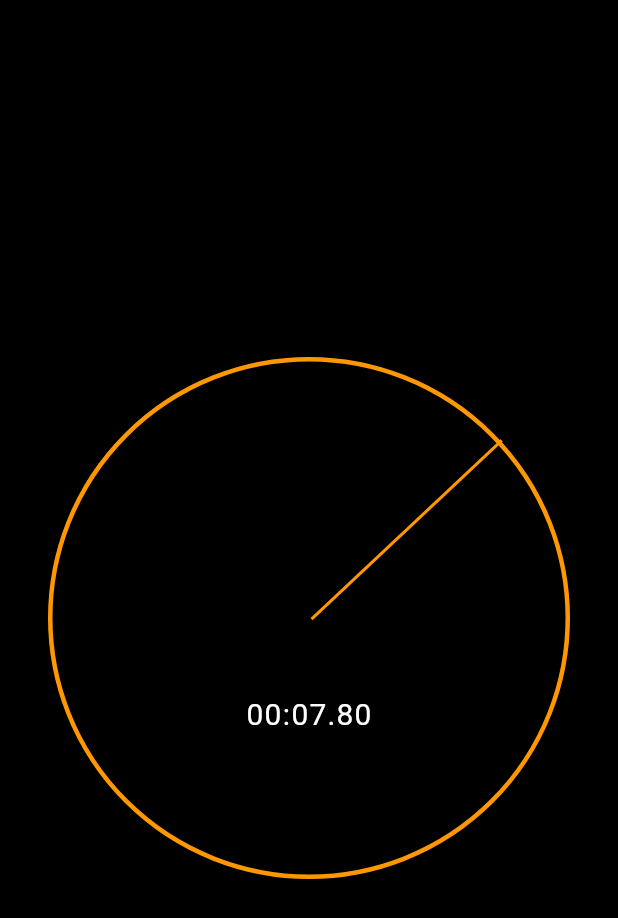
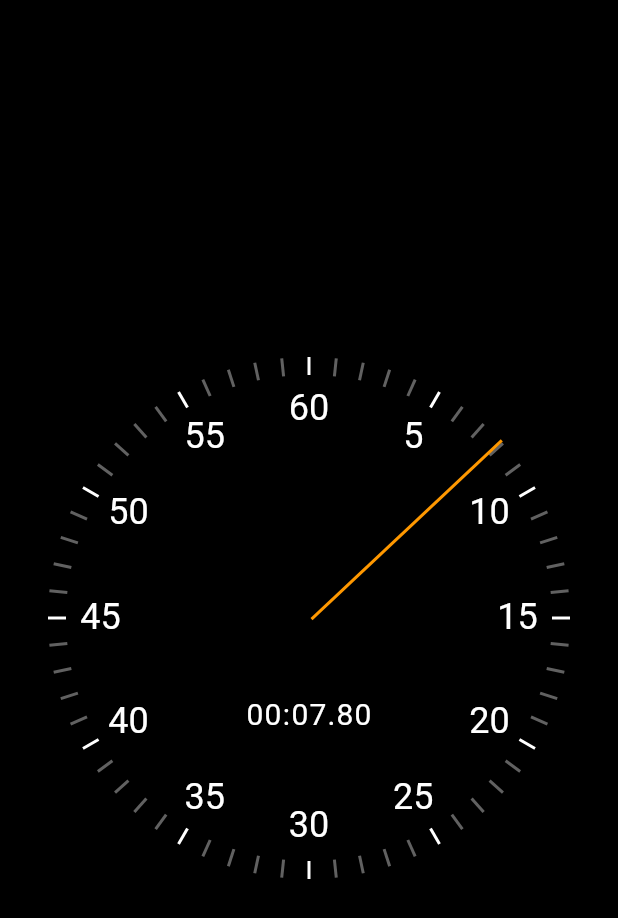
Before and after one commit to Biplab-Dutta/stopwatch_flutter, a Flutter app: the screen it shows after launch, on a phone screen of 412 x 824 dp. Shown: the top 918 px of the screen. Run offline on Flutter 3.47's test engine with Material 2 defaults, Android fonts, the phone set to English and light mode, and no system bars.

Commit message:
feat: add clock markers

```diff
--- /dev/null
+++ b/lib/ui/clock_markers.dart
@@ -0,0 +1,65 @@
+import 'dart:math';
+
+import 'package:flutter/material.dart';
+
+class ClockSecondsTickMarker extends StatelessWidget {
+  const ClockSecondsTickMarker({
+    Key? key,
+    required this.seconds,
+    required this.radius,
+  }) : super(key: key);
+
+  final int seconds;
+  final double radius;
+
+  @override
+  Widget build(BuildContext context) {
+    final color = seconds % 5 == 0 ? Colors.white : Colors.grey[700];
+    const width = 2.0;
+    const height = 12.0;
+    return Transform(
+      alignment: Alignment.center,
+      transform: Matrix4.identity()
+        ..translate(-width / 2, -height / 2, 0.0)
+        ..rotateZ(2 * pi * seconds / 60)
+        ..translate(0.0, radius - height / 2, 0.0),
+      child: Container(width: width, height: height, color: color),
+    );
+  }
+}
+
+class ClockTextMarker extends StatelessWidget {
+  const ClockTextMarker({
+    Key? key,
+    required this.value,
+    required this.maxValue,
+    required this.radius,
+  }) : super(key: key);
+
+  final int value;
+  final int maxValue;
+  final double radius;
+
+  @override
+  Widget build(BuildContext context) {
+    const width = 40.0;
+    const height = 30.0;
+    return Transform(
+      alignment: Alignment.center,
+      transform: Matrix4.identity()
+        ..translate(-width / 2, -height / 2, 0.0)
+        ..rotateZ(pi + 2 * pi * value / maxValue)
+        ..translate(0.0, radius - 35.0, 0.0)
+        ..rotateZ(pi - 2 * pi * value / maxValue),
+      child: SizedBox(
+        width: width,
+        height: height,
+        child: Text(
+          value.toString(),
+          style: const TextStyle(fontSize: 24),
+          textAlign: TextAlign.center,
+        ),
+      ),
+    );
+  }
+}
--- a/lib/ui/stopwatch_renderer.dart
+++ b/lib/ui/stopwatch_renderer.dart
@@ -2,6 +2,7 @@ import 'dart:math';
 
 import 'package:flutter/material.dart';
 import 'package:stopwatch_flutter/ui/clock_hand.dart';
+import 'package:stopwatch_flutter/ui/clock_markers.dart';
 import 'package:stopwatch_flutter/ui/elapsed_time_text.dart';
 
 class StopwatchRenderer extends StatelessWidget {
@@ -17,22 +18,29 @@ class StopwatchRenderer extends StatelessWidget {
   Widget build(BuildContext context) {
     return Stack(
       children: [
-        Container(
-          decoration: BoxDecoration(
-            border: Border.all(
-              width: 3,
-              color: Colors.orange,
+        for (int i = 0; i < 60; i++)
+          Positioned(
+            left: radius,
+            top: radius,
+            child: ClockSecondsTickMarker(radius: radius, seconds: i),
+          ),
+        for (int i = 5; i <= 60; i += 5)
+          Positioned(
+            left: radius,
+            top: radius,
+            child: ClockTextMarker(
+              radius: radius,
+              value: i,
+              maxValue: 60,
             ),
-            shape: BoxShape.circle,
           ),
-        ),
         Positioned(
           left: radius,
           top: radius,
           child: ClockHand(
             handThickness: 2,
             handLength: radius,
-            rotationZAngle: pi + (2 * pi / 60000) * elapsed.inMilliseconds,
+            rotationZAngle: pi + (2 * pi * elapsed.inMilliseconds / 60000),
             color: Colors.orange,
           ),
         ),
```
Also changed, not shown: 1 other file.
